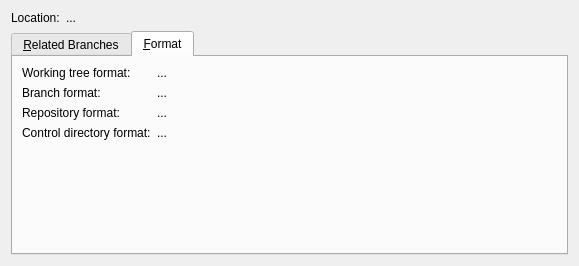
breezy-team/qbrz, file ui/info.ui: the form before one commit.
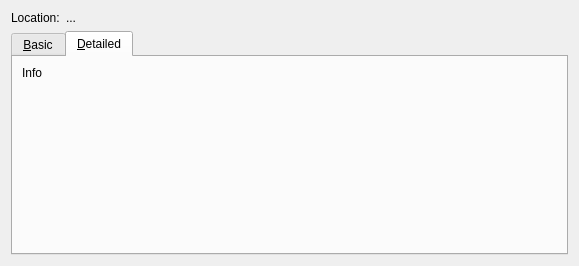
The form after the commit. The open tabs and pages were chosen to show the change.

The edit to the form file:
```diff
--- a/ui/info.ui
+++ b/ui/info.ui
@@ -45,7 +45,7 @@
      </property>
      <widget class="QWidget" name="tab_related_branches">
       <attribute name="title">
-       <string>&amp;Related Branches</string>
+       <string>&amp;Basic</string>
       </attribute>
       <layout class="QVBoxLayout" name="verticalLayout_4">
        <item>
@@ -136,133 +136,18 @@
      </widget>
      <widget class="QWidget" name="tab_formats">
       <attribute name="title">
-       <string>&amp;Format</string>
+       <string>&amp;Detailed</string>
       </attribute>
       <layout class="QVBoxLayout" name="verticalLayout_3">
        <item>
-        <layout class="QVBoxLayout" name="verticalLayout_2">
-         <item>
-          <layout class="QFormLayout" name="formLayout_3">
-           <item row="0" column="0">
-            <widget class="QLabel" name="label_11">
-             <property name="sizePolicy">
-              <sizepolicy hsizetype="Maximum" vsizetype="Preferred">
-               <horstretch>0</horstretch>
-               <verstretch>0</verstretch>
-              </sizepolicy>
-             </property>
-             <property name="text">
-              <string>Working tree format:</string>
-             </property>
-            </widget>
-           </item>
-           <item row="0" column="1">
-            <widget class="QLabel" name="tree_format">
-             <property name="text">
-              <string>...</string>
-             </property>
-             <property name="wordWrap">
-              <bool>true</bool>
-             </property>
-             <property name="textInteractionFlags">
-              <set>Qt::LinksAccessibleByMouse|Qt::TextSelectableByKeyboard|Qt::TextSelectableByMouse</set>
-             </property>
-            </widget>
-           </item>
-           <item row="1" column="0">
-            <widget class="QLabel" name="label_8">
-             <property name="sizePolicy">
-              <sizepolicy hsizetype="Maximum" vsizetype="Preferred">
-               <horstretch>0</horstretch>
-               <verstretch>0</verstretch>
-              </sizepolicy>
-             </property>
-             <property name="text">
-              <string>Branch format:</string>
-             </property>
-            </widget>
-           </item>
-           <item row="1" column="1">
-            <widget class="QLabel" name="branch_format">
-             <property name="text">
-              <string>...</string>
-             </property>
-             <property name="wordWrap">
-              <bool>true</bool>
-             </property>
-             <property name="textInteractionFlags">
-              <set>Qt::LinksAccessibleByMouse|Qt::TextSelectableByKeyboard|Qt::TextSelectableByMouse</set>
-             </property>
-            </widget>
-           </item>
-           <item row="2" column="0">
-            <widget class="QLabel" name="label_14">
-             <property name="sizePolicy">
-              <sizepolicy hsizetype="Maximum" vsizetype="Preferred">
-               <horstretch>0</horstretch>
-               <verstretch>0</verstretch>
-              </sizepolicy>
-             </property>
-             <property name="text">
-              <string>Repository format:</string>
-             </property>
-            </widget>
-           </item>
-           <item row="2" column="1">
-            <widget class="QLabel" name="repository_format">
-             <property name="text">
-              <string>...</string>
-             </property>
-             <property name="wordWrap">
-              <bool>true</bool>
-             </property>
-             <property name="textInteractionFlags">
-              <set>Qt::LinksAccessibleByMouse|Qt::TextSelectableByKeyboard|Qt::TextSelectableByMouse</set>
-             </property>
-            </widget>
-           </item>
-           <item row="3" column="0">
-            <widget class="QLabel" name="label_7">
-             <property name="sizePolicy">
-              <sizepolicy hsizetype="Maximum" vsizetype="Preferred">
-               <horstretch>0</horstretch>
-               <verstretch>0</verstretch>
-              </sizepolicy>
-             </property>
-             <property name="text">
-              <string>Control directory format:</string>
-             </property>
-            </widget>
-           </item>
-           <item row="3" column="1">
-            <widget class="QLabel" name="bzrdir_format">
-             <property name="text">
-              <string>...</string>
-             </property>
-             <property name="wordWrap">
-              <bool>true</bool>
-             </property>
-             <property name="textInteractionFlags">
-              <set>Qt::LinksAccessibleByMouse|Qt::TextSelectableByKeyboard|Qt::TextSelectableByMouse</set>
-             </property>
-            </widget>
-           </item>
-          </layout>
-         </item>
-         <item>
-          <spacer name="verticalSpacer">
-           <property name="orientation">
-            <enum>Qt::Vertical</enum>
-           </property>
-           <property name="sizeHint" stdset="0">
-            <size>
-             <width>20</width>
-             <height>28</height>
-            </size>
-           </property>
-          </spacer>
-         </item>
-        </layout>
+        <widget class="QLabel" name="detailed_info">
+         <property name="text">
+          <string>Info</string>
+         </property>
+         <property name="alignment">
+          <set>Qt::AlignLeading|Qt::AlignLeft|Qt::AlignTop</set>
+         </property>
+        </widget>
        </item>
       </layout>
      </widget>
```
Left out of the diff: 98 changed lines with no effect on the pictures.
